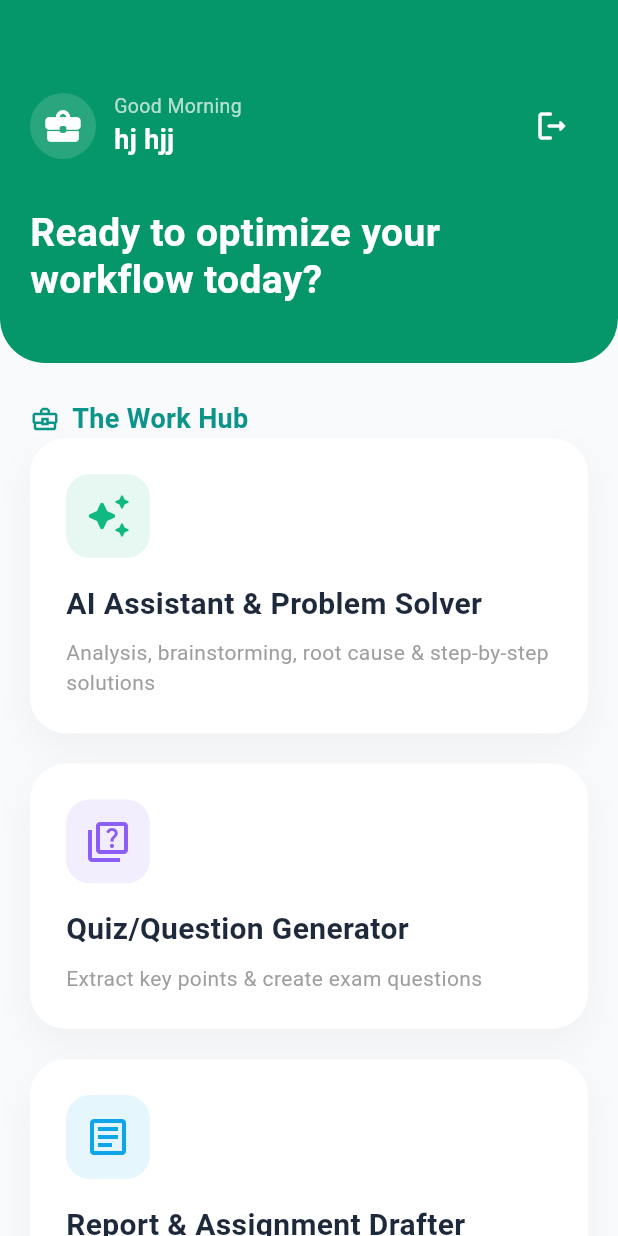
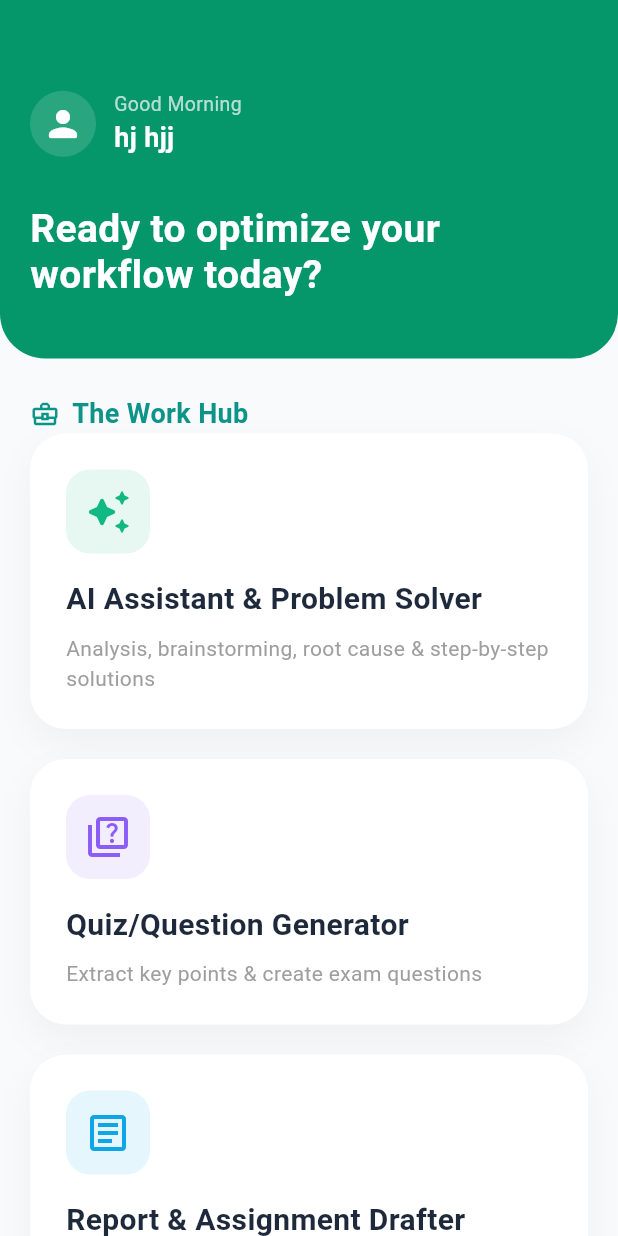
Before and after one commit to srsakilhossen302/OmniAI, a Flutter app: the TeacherHomeScreen screen opened directly, on a phone screen of 412 x 824 dp. Run offline on Flutter 3.47's test engine with Material 3 defaults, Android fonts, the light colour scheme and no system bars; our stand-ins replace camera, country_picker, flutter_markdown, get, image_picker, permission_handler and 1 more; accounts and stored records are empty.

Commit message:
feat: add student and teacher home screens, custom drawer, and student home logic

```diff
--- a/lib/View/Screen/Student/StudentHome/Controller/student_home_controller.dart
+++ b/lib/View/Screen/Student/StudentHome/Controller/student_home_controller.dart
@@ -21,6 +21,7 @@ class StudentHomeController extends GetxController {
     // Simulating fetching data from an API or database
     studentProfile.value = StudentProfileModel(
       name: 'Class 6 Student',
+      email: 'student@omniai.edu',
       greeting: 'good_morning',
     );
 
--- a/lib/View/Screen/Student/StudentHome/Model/student_home_model.dart
+++ b/lib/View/Screen/Student/StudentHome/Model/student_home_model.dart
@@ -1,10 +1,12 @@
 class StudentProfileModel {
   final String name;
+  final String email;
   final String greeting;
   final String avatarUrl;
 
   StudentProfileModel({
     required this.name,
+    required this.email,
     required this.greeting,
     this.avatarUrl = '',
   });
--- a/lib/View/Screen/Teacher/TeacherHome/View/teacher_home_screen.dart
+++ b/lib/View/Screen/Teacher/TeacherHome/View/teacher_home_screen.dart
@@ -1,6 +1,7 @@
 import 'package:flutter/material.dart';
 import 'package:get/get.dart';
 import '../Controller/teacher_home_controller.dart';
+import 'package:omniai/View/Widget/custom_drawer.dart';
 
 class TeacherHomeScreen extends StatefulWidget {
   const TeacherHomeScreen({super.key});
@@ -11,6 +12,7 @@ class TeacherHomeScreen extends StatefulWidget {
 
 class _TeacherHomeScreenState extends State<TeacherHomeScreen>
     with SingleTickerProviderStateMixin {
+  final GlobalKey<ScaffoldState> _scaffoldKey = GlobalKey<ScaffoldState>();
   late AnimationController _controller;
   late Animation<double> _fadeAnimation;
 
@@ -41,6 +43,12 @@ class _TeacherHomeScreenState extends State<TeacherHomeScreen>
     final controller = Get.put(TeacherHomeController());
 
     return Scaffold(
+      key: _scaffoldKey,
+      drawer: Obx(() => CustomDrawer(
+            userName: controller.teacherProfile.value?.name ?? 'Teacher Name',
+            userEmail: controller.teacherProfile.value?.email ?? 'teacher@omniai.edu',
+            onLogout: () => controller.logout(),
+          )),
       backgroundColor: const Color(0xFFF8FAFC),
       body: Column(
         children: [
@@ -173,14 +181,17 @@ class _TeacherHomeScreenState extends State<TeacherHomeScreen>
             children: [
               Row(
                 children: [
-                   Container(
-                    width: 44,
-                    height: 44,
-                    decoration: BoxDecoration(
-                      color: Colors.white.withOpacity(0.15),
-                      shape: BoxShape.circle,
+                  GestureDetector(
+                    onTap: () => _scaffoldKey.currentState?.openDrawer(),
+                    child: Container(
+                      width: 44,
+                      height: 44,
+                      decoration: BoxDecoration(
+                        color: Colors.white.withOpacity(0.15),
+                        shape: BoxShape.circle,
+                      ),
+                      child: const Icon(Icons.person_rounded, color: Colors.white, size: 28),
                     ),
-                    child: const Icon( Icons.business_center_rounded, color: Colors.white, size: 28),
                   ),
                   const SizedBox(width: 12),
                   Obx(() => Column(
@@ -198,10 +209,7 @@ class _TeacherHomeScreenState extends State<TeacherHomeScreen>
                   )),
                 ],
               ),
-              IconButton(
-                onPressed: () => controller.logout(),
-                icon: const Icon(Icons.logout_rounded, color: Colors.white, size: 24),
-              ),
+              const SizedBox.shrink(),
             ],
           ),
           const SizedBox(height: 32),
```
Also changed, not shown: lib/View/Screen/Student/StudentHome/View/student_home_screen.dart (+14 -6 lines), lib/View/Widget/custom_drawer.dart (added, +118 -0 lines).
